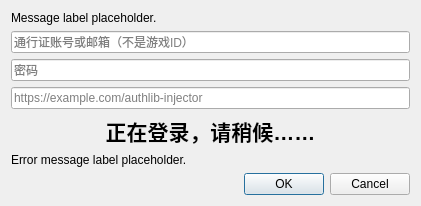
This is launcher/ui/dialogs/AuthlibInjectorLoginDialog.ui in CrazyNutLz/FjordLauncher as Qt 5 draws it before an edit. The edited form follows.
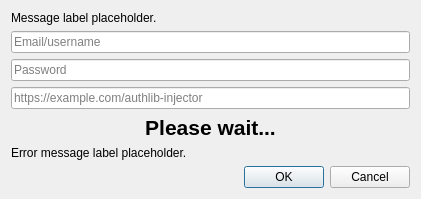
This is the edited form.

```diff
--- a/launcher/ui/dialogs/AuthlibInjectorLoginDialog.ui
+++ b/launcher/ui/dialogs/AuthlibInjectorLoginDialog.ui
@@ -39,7 +39,7 @@
    <item>
     <widget class="QLineEdit" name="userTextBox">
      <property name="placeholderText">
-      <string>通行证账号或邮箱（不是游戏ID）</string>
+      <string>Email/username</string>
      </property>
     </widget>
    </item>
@@ -49,7 +49,7 @@
       <enum>QLineEdit::Password</enum>
      </property>
      <property name="placeholderText">
-      <string>密码</string>
+      <string>Password</string>
      </property>
     </widget>
    </item>
@@ -70,7 +70,7 @@
       </font>
       </property>
       <property name="text">
-      <string>正在登录，请稍候……</string>
+      <string>Please wait...</string>
       </property>
       <property name="alignment">
       <set>Qt::AlignCenter</set>
```
Left out of the diff: 2 changed lines with no effect on the pictures.
